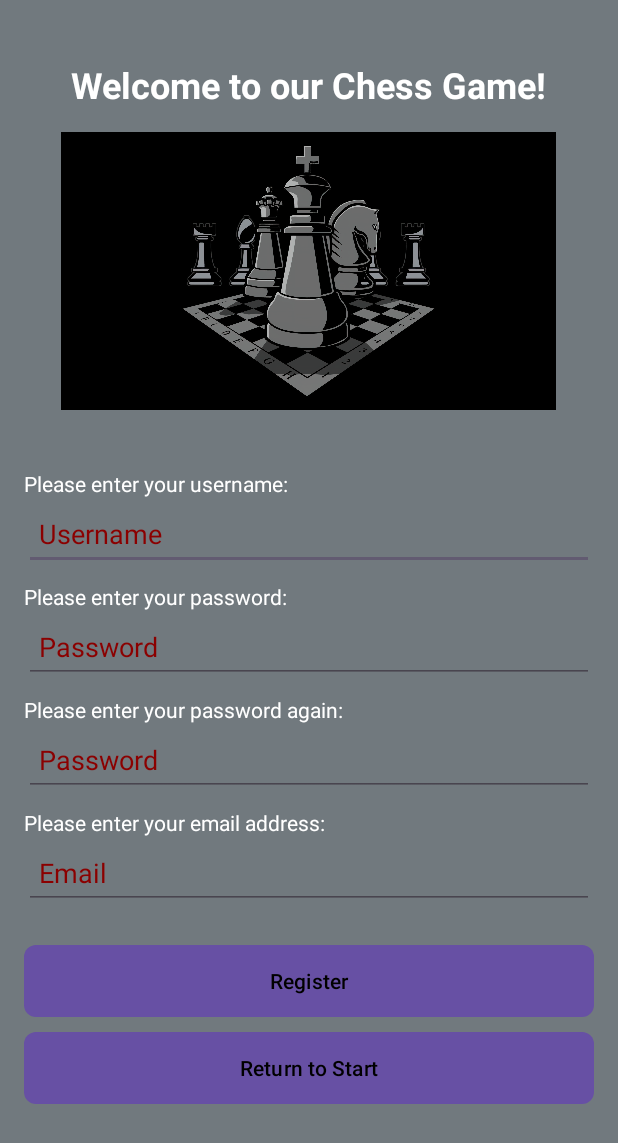
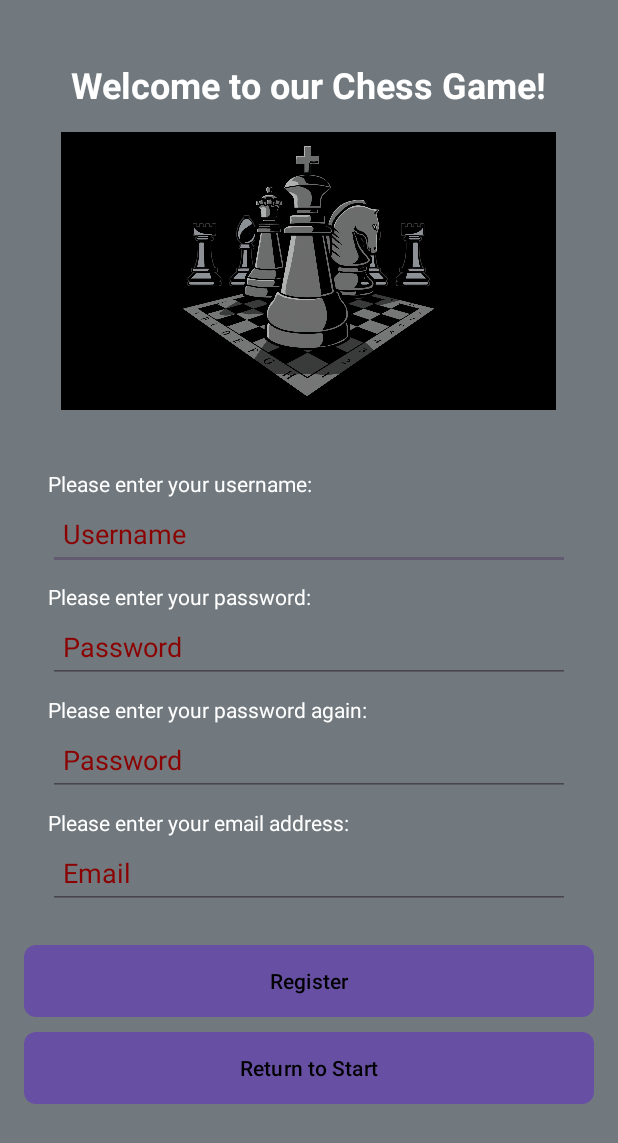
Before and after one commit to hysxia/20503-Java-Project, an Android app: the RegisterActivity screen opened directly, with no data from a screen before it, on a phone screen of 412 x 824 dp. Shown: the top 1143 px of the screen. Run offline under Robolectric (Android 15) with nearby library versions, the phone set to English and light mode, and no system bars.

Commit message:
Add files via upload

```diff
--- a/app/app/src/main/res/layout/activity_register.xml
+++ b/app/app/src/main/res/layout/activity_register.xml
@@ -4,8 +4,10 @@
     android:layout_height="match_parent"
     android:orientation="vertical"
     android:padding="16dp"
+    android:paddingTop="24dp"
     android:gravity="top|center_horizontal"
-    android:background="@color/grey">
+    android:background="@color/grey"
+    android:fitsSystemWindows="true">
 
     <!-- Header -->
     <TextView
@@ -19,7 +21,7 @@
         android:textSize="24sp"
         android:textStyle="bold" />
 
-    <!-- Bigger Image -->
+
     <ImageView
         android:layout_width="330dp"
         android:layout_height="200dp"
@@ -28,12 +30,14 @@
         android:scaleType="fitCenter"
         android:contentDescription="@string/chess_background_desc" />
 
-    <!-- Inputs Section with Extra Top Margin -->
+
     <LinearLayout
         android:layout_width="match_parent"
         android:layout_height="wrap_content"
         android:orientation="vertical"
-        android:layout_marginTop="8dp">
+        android:layout_marginTop="8dp"
+        android:paddingStart="16dp"
+        android:paddingEnd="16dp">
 
         <!-- Username -->
         <TextView
```
